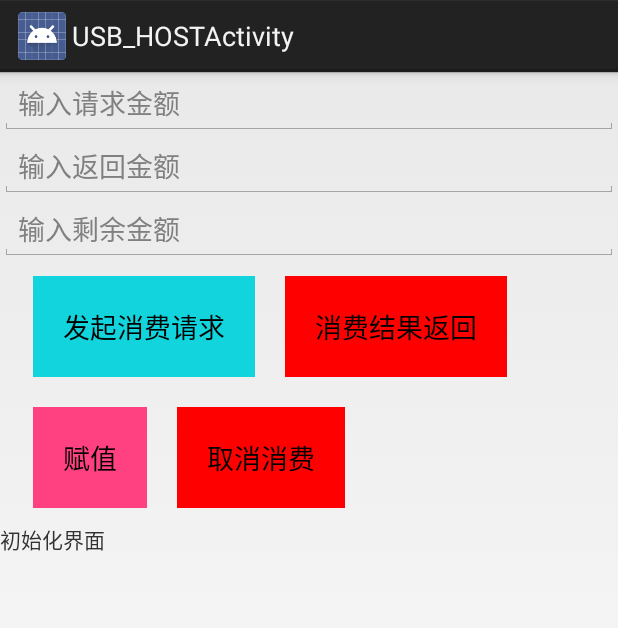
After one commit to ldy1993/ToolforAS, an Android app: the USB_HOSTActivity screen opened directly, with no data from a screen before it, on a phone screen of 412 x 824 dp. The commit adds this screen. Shown: the top 628 px of the screen. Run offline under Robolectric (Android 15) with nearby library versions, the light colour scheme and no system bars.

Commit message:
新增usb接口，模拟咖啡机与qr55通讯。

```diff
--- a/app/build.gradle
+++ b/app/build.gradle
@@ -50,5 +50,9 @@ dependencies {
         exclude group: 'com.android.support', module: 'support-annotations'
     })
     compile files('libs/sun.misc.BASE64Decoder.jar')
+    compile files('libs/classes.jar')
+    compile files('libs/GLComm_V1.01.00_20171222.jar')
+//    compile files('libs/ldylibrary-debug.aar')
+//    compile(name:'ldylibrary-debug', ext:'aar')
     testCompile 'junit:junit:4.12'
 }
--- a/app/src/main/AndroidManifest.xml
+++ b/app/src/main/AndroidManifest.xml
@@ -47,6 +47,9 @@
         <activity
             android:name="com.example.jni.jniTest.JniTestActivity"
             android:label="@string/title_jni_test" />
+        <activity
+            android:name="com.example.USB.USB_HOSTActivity"
+            android:label="@string/title_activity_usb__host"></activity>
     </application>
 
 </manifest>
--- /dev/null
+++ b/app/src/main/java/com/example/USB/USB_HOSTActivity.java
@@ -0,0 +1,96 @@
+package com.example.USB;
+
+import android.app.Activity;
+import android.os.Bundle;
+import android.view.View;
+import android.widget.TextView;
+
+import com.example.multilistview.R;
+import com.ldy.library.QR55.USB_HOST;
+
+public class USB_HOSTActivity extends Activity {
+    private TextView tvResult;
+    private TextView Bt1;
+    private TextView Bt2;
+    private TextView Bt3;
+    private TextView Bt4;
+    private TextView Et1;
+    private TextView Et2;
+    private TextView Et3;
+    @Override
+    protected void onCreate(Bundle savedInstanceState) {
+        super.onCreate(savedInstanceState);
+        setContentView(R.layout.activity_usb__host);
+        tvResult = (TextView) findViewById(R.id.tvResult);
+        Bt1 = (TextView) findViewById(R.id.Bt1);
+        Bt2 = (TextView) findViewById(R.id.Bt2);
+        Bt3 = (TextView) findViewById(R.id.Bt3);
+        Bt4 = (TextView) findViewById(R.id.Bt4);
+        Et1 = (TextView) findViewById(R.id.Et1);
+        Et2 = (TextView) findViewById(R.id.Et2);
+        Et3 = (TextView) findViewById(R.id.Et3);
+        USB_HOST.init(USB_HOSTActivity.this,listener);
+        Bt1.setOnClickListener(new View.OnClickListener() {
+            @Override
+            public void onClick(View v) {
+                USB_HOST.doSale(Et1.getText().toString());
+            }
+        });
+        Bt2.setOnClickListener(new View.OnClickListener() {
+            @Override
+            public void onClick(View v) {
+                USB_HOST.doSaleResult("99999999",Et2.getText().toString(),Et3.getText().toString());
+            }
+        });
+        Bt3.setOnClickListener(new View.OnClickListener() {
+            @Override
+            public void onClick(View v) {
+                Et1.setText("2000");
+                Et2.setText("1000");
+                Et3.setText("5505616");
+            }
+        });
+        Bt4.setOnClickListener(new View.OnClickListener() {
+            @Override
+            public void onClick(View v) {
+             USB_HOST.cancel();
+            }
+        });
+    }
+    USB_HOST.Listener listener=new USB_HOST.Listener() {
+        @Override
+        public void onRecvOk(String result) {
+            updateResult("卡号为:"+result);
+//            updateResult("2秒后自动发起结果确认");
+//            try {
+//                Thread.sleep(500);
+//            } catch (InterruptedException e) {
+//                e.printStackTrace();
+//            }
+            USB_HOST.cancel();
+//
+            updateResult("发起结果确认");
+            USB_HOST.doSaleResult(result,Et2.getText().toString(),Et3.getText().toString());
+        }
+
+        @Override
+        public void onRecvErr(int errcode) {
+            updateResult("返回错误码"+errcode);
+        }
+
+        @Override
+        public void onRecvTimeout() {
+            updateResult("没有收到数据");
+        }
+    };
+    private void updateResult(String result) {
+        String s = tvResult.getText().toString();
+        if(s!=null) {
+            tvResult.setText(s + "\n" + result);
+        }
+        else
+        {
+            tvResult.setText(result);
+        }
+    }
+}
--- /dev/null
+++ b/app/src/main/res/layout/activity_usb__host.xml
@@ -0,0 +1,85 @@
+<?xml version="1.0" encoding="utf-8"?>
+<ScrollView xmlns:android="http://schemas.android.com/apk/res/android"
+    xmlns:app="http://schemas.android.com/apk/res-auto"
+    android:layout_width="match_parent"
+    android:layout_height="match_parent">
+<LinearLayout
+    android:layout_width="match_parent"
+    android:layout_height="match_parent"
+    android:orientation="vertical">
+    <EditText
+        android:id="@+id/Et1"
+        android:layout_width="match_parent"
+        android:layout_height="wrap_content"
+        android:hint="输入请求金额"
+        android:digits="1234567890"/>
+    <EditText
+        android:id="@+id/Et2"
+        android:layout_width="match_parent"
+        android:layout_height="wrap_content"
+        android:hint="输入返回金额"
+        android:digits="1234567890"/>
+    <EditText
+        android:id="@+id/Et3"
+        android:layout_width="match_parent"
+        android:layout_height="wrap_content"
+        android:hint="输入剩余金额"
+        android:digits="1234567890"/>
+    <LinearLayout
+        android:layout_width="match_parent"
+        android:layout_height="match_parent"
+        android:orientation="horizontal">
+
+        <Button
+            android:id="@+id/Bt1"
+            android:layout_width="wrap_content"
+            android:layout_height="wrap_content"
+            android:layout_marginTop="10dp"
+            android:layout_marginBottom="10dp"
+            android:layout_marginRight="10dp"
+            android:layout_marginLeft="22dp"
+            android:padding="20dp"
+            android:background="@color/line_color"
+            android:text="发起消费请求" />
+        <Button
+            android:id="@+id/Bt2"
+            android:layout_width="wrap_content"
+            android:layout_height="wrap_content"
+            android:text="消费结果返回"
+            android:layout_margin="10dp"
+            android:padding="20dp"
+            android:background="@color/viewfinder_laser"/>
+    </LinearLayout>
+    <LinearLayout
+        android:layout_width="match_parent"
+        android:layout_height="match_parent"
+        android:orientation="horizontal">
+
+        <Button
+            android:id="@+id/Bt3"
+            android:layout_width="wrap_content"
+            android:layout_height="wrap_content"
+            android:layout_marginTop="10dp"
+            android:layout_marginBottom="10dp"
+            android:layout_marginRight="10dp"
+            android:layout_marginLeft="22dp"
+            android:padding="20dp"
+            android:background="@color/colorAccent"
+            android:text="赋值" />
+        <Button
+            android:id="@+id/Bt4"
+            android:layout_width="wrap_content"
+            android:layout_height="wrap_content"
+            android:text="取消消费"
+            android:layout_margin="10dp"
+            android:padding="20dp"
+            android:background="@color/viewfinder_laser"/>
+    </LinearLayout>
+        <TextView
+            android:id="@+id/tvResult"
+            android:layout_width="wrap_content"
+            android:layout_height="wrap_content"
+            android:text="初始化界面" />
+
+</LinearLayout>
+</ScrollView>
--- a/app/src/main/res/values/strings.xml
+++ b/app/src/main/res/values/strings.xml
@@ -9,4 +9,5 @@
     <string name="title_home">Home</string>
     <string name="title_dashboard">Dashboard</string>
     <string name="title_notifications">Notifications</string>
+    <string name="title_activity_usb__host">USB_HOSTActivity</string>
 </resources>
```
Also changed, not shown: app/src/main/java/com/example/multilistview/ImplementMethod.java (+14 -0 lines), app/src/main/java/com/example/multilistview/MainActivity.java (+8 -9 lines), app/libs/GLComm_V1.01.00_20171222.jar (added), app/libs/classes.jar (added), 40 other files. Lines whose indentation alone changed are shown as unchanged.
